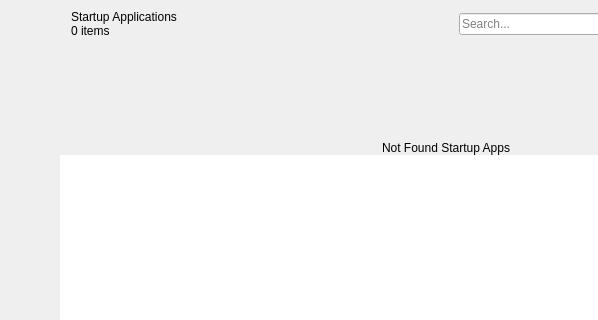
Qt form shared/nexis/Pages/StartupApps/startup_apps_page.ui (s4solutionsllc/Nexis) before a commit; both pictures show x 0 to 598 and y 0 to 320 of the 892 by 591 pixel window.
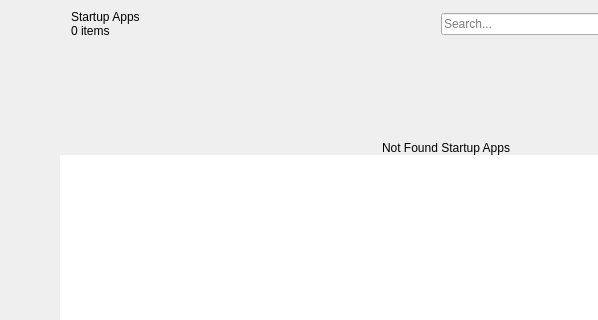
The same form after that commit.

The edit to the form file:
```diff
--- a/shared/nexis/Pages/StartupApps/startup_apps_page.ui
+++ b/shared/nexis/Pages/StartupApps/startup_apps_page.ui
@@ -176,7 +176,7 @@
            <item>
             <widget class="QLabel" name="sectionHeaderTitle">
              <property name="text">
-              <string notr="true">Startup Applications</string>
+              <string>Startup Apps</string>
              </property>
             </widget>
            </item>
```
